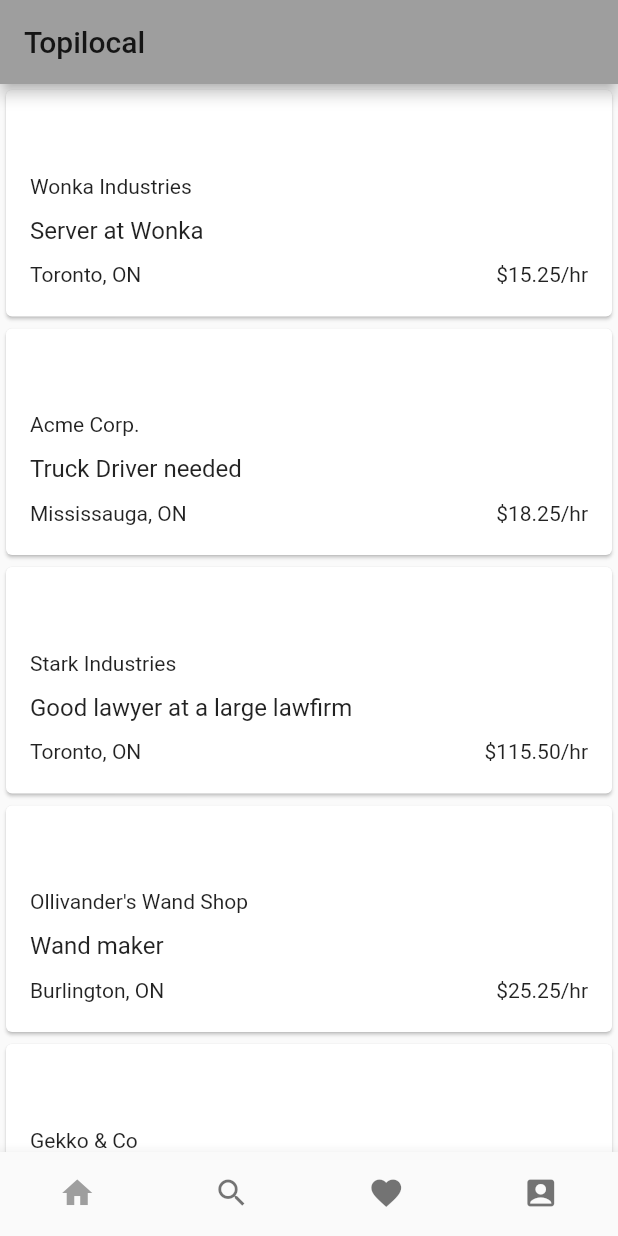
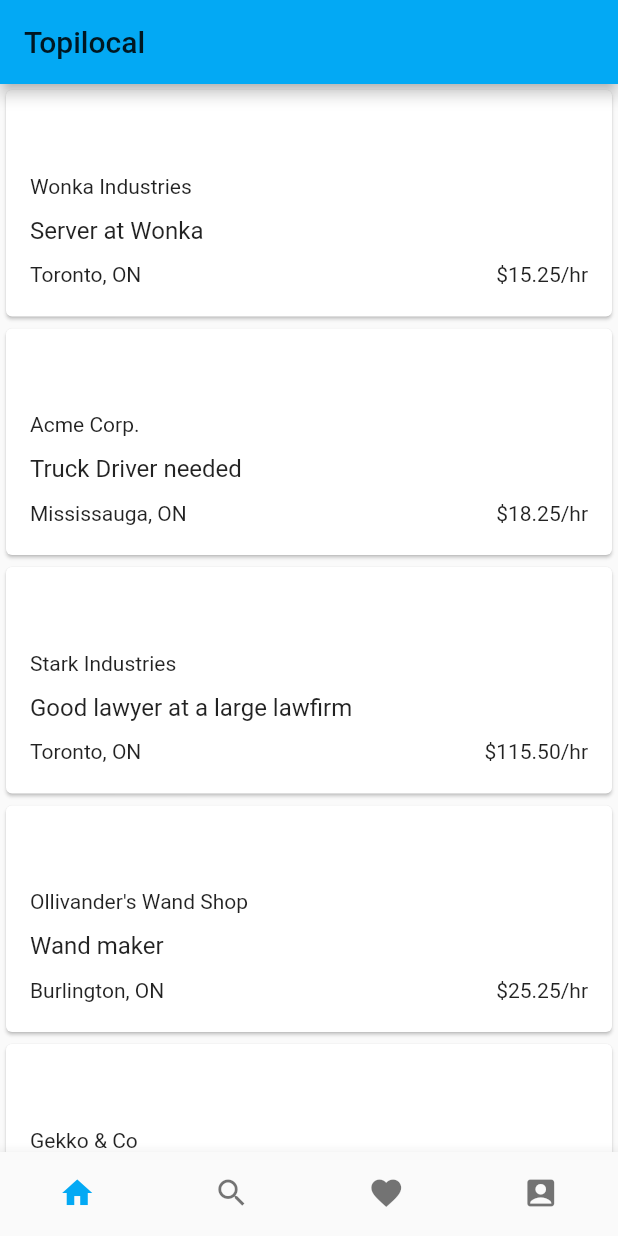
Before and after one commit to kimjaehu/topilocal_app, a Flutter app: the screen it shows after launch, on a phone screen of 412 x 824 dp. Run offline on Flutter 3.47's test engine with Material 2 defaults, Android fonts, the phone set to English and light mode, and no system bars; our stand-ins replace firebase_auth, google_sign_in; accounts and stored records are empty.

```diff
--- a/lib/job.dart
+++ b/lib/job.dart
@@ -19,6 +19,5 @@ class Job {
     this.scheduleEnd,
     this.hrlyWage,
     this.expiry,
-
   );
 }
--- a/lib/main.dart
+++ b/lib/main.dart
@@ -12,7 +12,7 @@ class MyApp extends StatelessWidget {
     return MaterialApp(
       title: 'Topilocal',
       theme: ThemeData(
-        primarySwatch: Colors.grey,
+        primarySwatch: Colors.lightBlue,
       ),
       home: MyHome(),
     );
```
Also changed, not shown: 1 other file.
